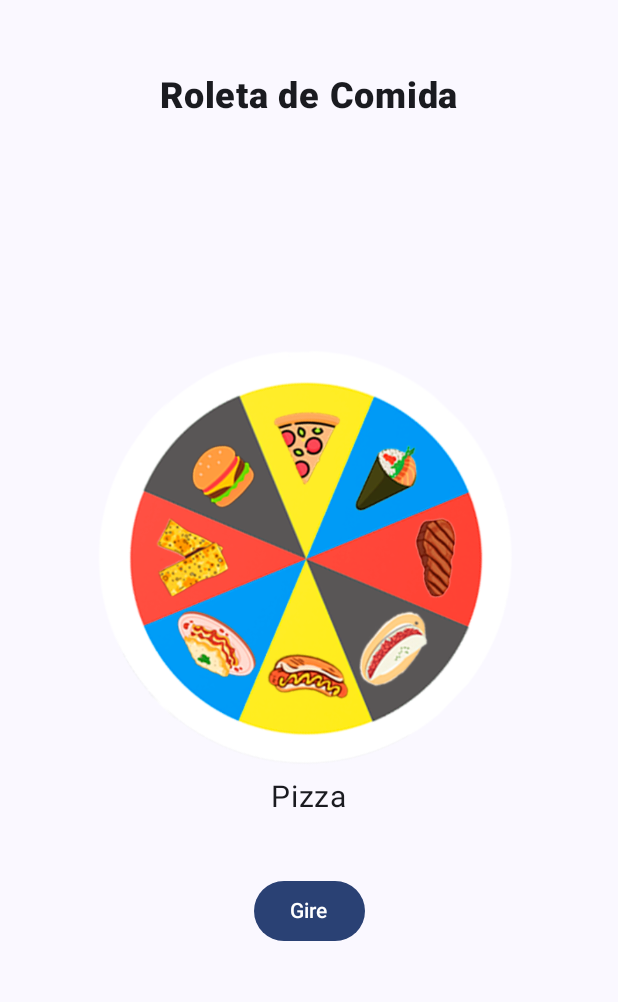
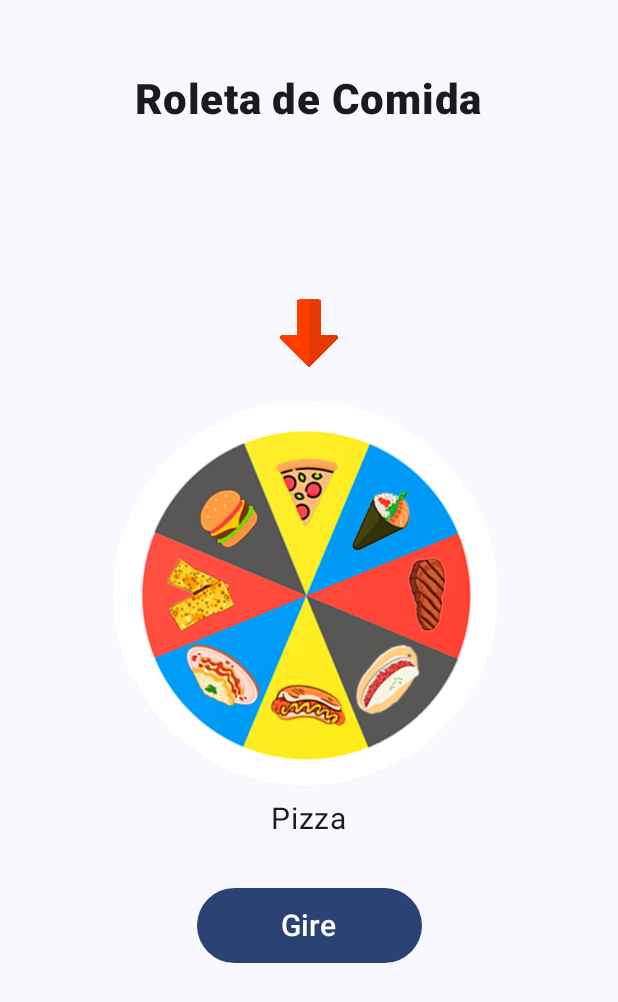
Before and after one commit to KawanTurchiai/FoodMoment, an Android app built with Jetpack Compose: the screen it shows after launch (MainActivity), after a tap on "Gire", on a phone screen of 412 x 824 dp. Shown: the top 1002 px of the screen. Run offline under Robolectric (Android 15) with nearby library versions, the light colour scheme and no system bars.

Commit message:
Inserçãp da seta

```diff
--- a/app/src/main/java/com/example/appcomida/MainActivity.kt
+++ b/app/src/main/java/com/example/appcomida/MainActivity.kt
@@ -44,30 +44,43 @@ fun Greeting(name: String, modifier: Modifier = Modifier) {
     Box(modifier = modifier.fillMaxSize()) {
         Text(
             text = "Roleta de Comida",
-            fontSize = 24.sp,
+
+            fontSize = 28.sp,
             fontWeight = FontWeight.Black,
             modifier = Modifier
                 .align(Alignment.TopCenter)
                 .padding(top = 50.dp)
         )
 
-        // Centralizar o restante do conteúdo
+
         Column(
             modifier = Modifier
                 .fillMaxSize()
-                .padding(top = 10.dp), // Ajuste para garantir espaço do título
+                .padding(top = 10.dp),
             horizontalAlignment = Alignment.CenterHorizontally,
             verticalArrangement = Arrangement.Center
         ) {
-            // Exibição da imagem e nome do prato
+
+            Image(
+                painter = painterResource(R.drawable.seta),
+                contentDescription = "seta",
+                modifier = Modifier.size(60.dp),
+
+
+            )
             ChooseImage(sorteio)
 
-            // Botão para girar a roleta
+
             Button(
                 onClick = { sorteio.value = Random.nextInt(1, 9) },
-                modifier = Modifier.padding(top = 24.dp)
+                modifier = Modifier.padding(top = 32.dp).size(width = 150.dp, height = 50.dp)
             ) {
-                Text(text = "Gire", color = Color.White)
+                Text(text = "Gire",
+                    color = Color.White,
+                    fontSize = 20.sp
+
+                )
+
             }
         }
     }
@@ -75,18 +88,18 @@ fun Greeting(name: String, modifier: Modifier = Modifier) {
 
 @Composable
 fun ChooseImage(sorteio: androidx.compose.runtime.MutableState<Int>) {
-    // Usando Column para empilhar imagem e texto
+
     Column(
         horizontalAlignment = Alignment.CenterHorizontally,
         verticalArrangement = Arrangement.Center,
-        modifier = Modifier.padding(16.dp)
+        modifier = Modifier.padding(2.dp)
     ) {
         when (sorteio.value) {
             1 -> {
                 Image(
                     painter = painterResource(R.drawable.cachorroquente),
                     contentDescription = "Cachorro Quente",
-                    modifier = Modifier.size(300.dp)
+                    modifier = Modifier.size(280.dp)
                 )
                 Text("Cachorro Quente", fontSize = 20.sp)
             }
@@ -95,7 +108,7 @@ fun ChooseImage(sorteio: androidx.compose.runtime.MutableState<Int>) {
                 Image(
                     painter = painterResource(R.drawable.churrasco),
                     contentDescription = "Churrasco",
-                    modifier = Modifier.size(300.dp)
+                    modifier = Modifier.size(280.dp)
                 )
                 Text("Churrasco", fontSize = 20.sp)
             }
@@ -104,7 +117,7 @@ fun ChooseImage(sorteio: androidx.compose.runtime.MutableState<Int>) {
                 Image(
                     painter = painterResource(R.drawable.hamburguer),
                     contentDescription = "Hamburguer",
-                    modifier = Modifier.size(300.dp)
+                    modifier = Modifier.size(280.dp)
                 )
                 Text("Hamburguer", fontSize = 20.sp)
             }
@@ -113,7 +126,7 @@ fun ChooseImage(sorteio: androidx.compose.runtime.MutableState<Int>) {
                 Image(
                     painter = painterResource(R.drawable.lasanha),
                     contentDescription = "Lasanha",
-                    modifier = Modifier.size(300.dp)
+                    modifier = Modifier.size(280.dp)
                 )
                 Text("Lasanha", fontSize = 20.sp)
             }
@@ -122,7 +135,7 @@ fun ChooseImage(sorteio: androidx.compose.runtime.MutableState<Int>) {
                 Image(
                     painter = painterResource(R.drawable.pastel),
                     contentDescription = "Pastel",
-                    modifier = Modifier.size(300.dp)
+                    modifier = Modifier.size(280.dp)
                 )
                 Text("Pastel", fontSize = 20.sp)
             }
@@ -131,7 +144,7 @@ fun ChooseImage(sorteio: androidx.compose.runtime.MutableState<Int>) {
                 Image(
                     painter = painterResource(R.drawable.pizza),
                     contentDescription = "Pizza",
-                    modifier = Modifier.size(300.dp)
+                    modifier = Modifier.size(280.dp)
                 )
                 Text("Pizza", fontSize = 20.sp)
             }
@@ -140,7 +153,7 @@ fun ChooseImage(sorteio: androidx.compose.runtime.MutableState<Int>) {
                 Image(
                     painter = painterResource(R.drawable.tapioca),
                     contentDescription = "Tapioca",
-                    modifier = Modifier.size(300.dp)
+                    modifier = Modifier.size(280.dp)
                 )
                 Text("Tapioca", fontSize = 20.sp)
             }
@@ -149,7 +162,7 @@ fun ChooseImage(sorteio: androidx.compose.runtime.MutableState<Int>) {
                 Image(
                     painter = painterResource(R.drawable.temaki),
                     contentDescription = "Temaki",
-                    modifier = Modifier.size(300.dp)
+                    modifier = Modifier.size(280.dp)
                 )
                 Text("Temaki", fontSize = 20.sp)
             }
```
Also changed, not shown: app/src/main/res/drawable/seta.png (added).
